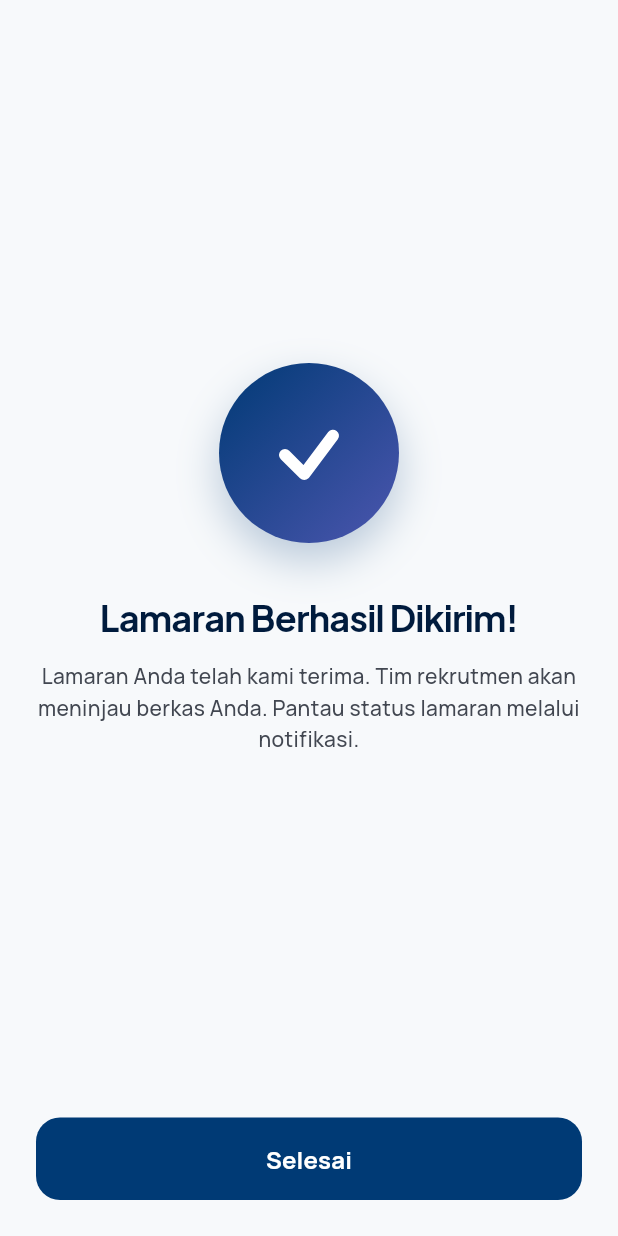
After one commit to AffanShz/Dinus-Career-Center-Mobile, a Flutter app: the JobApplicationSuccessScreen screen opened directly, on a phone screen of 412 x 824 dp. The commit adds this screen. Run offline on Flutter 3.47's test engine with Material 3 defaults, Android fonts, the phone set to English and light mode, and no system bars; our stand-ins replace equatable, file_picker, flutter_bloc, flutter_dotenv, flutter_local_notifications, google_fonts and 5 more; missing offline and left inert: workmanager; accounts and stored records are empty; statements that could not run were skipped.

Commit message:
[AS] feat: menambahkan halaman sukses untuk pelamaran lowongan kerja

```diff
--- a/lib/features/job/screens/job_application_screen.dart
+++ b/lib/features/job/screens/job_application_screen.dart
@@ -4,6 +4,7 @@ import 'package:file_picker/file_picker.dart';
 import 'package:google_fonts/google_fonts.dart';
 import 'package:flutter_bloc/flutter_bloc.dart';
 import '../bloc/job_application_bloc.dart';
+import 'job_application_success_screen.dart';
 
 class JobApplicationScreen extends StatefulWidget {
   final String lowonganId;
@@ -247,8 +248,15 @@ class _JobApplicationScreenState extends State<JobApplicationScreen> {
       child: BlocListener<JobApplicationBloc, JobApplicationState>(
         listener: (context, state) {
           if (state is JobApplicationSuccess) {
-            ScaffoldMessenger.of(context).showSnackBar(SnackBar(content: Text(state.message)));
-            Navigator.pop(context, true);
+            // Signal success to the detail screen (so it can refresh applied
+            // state), then replace this form with the confirmation screen.
+            Navigator.pushReplacement(
+              context,
+              MaterialPageRoute(
+                builder: (_) => const JobApplicationSuccessScreen(),
+              ),
+              result: true,
+            );
           } else if (state is JobApplicationFailure) {
             ScaffoldMessenger.of(context).showSnackBar(SnackBar(content: Text(state.error)));
           }
--- /dev/null
+++ b/lib/features/job/screens/job_application_success_screen.dart
@@ -0,0 +1,211 @@
+import 'dart:math' as math;
+
+import 'package:flutter/material.dart';
+import 'package:dcc_mobile/core/theme/colors.dart';
+import 'package:dcc_mobile/core/theme/text_styles.dart';
+
+/// Full-page confirmation shown after an applicant successfully submits a job
+/// application. Tapping the action button pops back to the previous screen.
+class JobApplicationSuccessScreen extends StatelessWidget {
+  /// Optional position/company label shown in the confirmation message.
+  final String? jobTitle;
+
+  const JobApplicationSuccessScreen({super.key, this.jobTitle});
+
+  @override
+  Widget build(BuildContext context) {
+    return PopScope(
+      // Reaching this screen already means the application succeeded, so a back
+      // gesture should simply return to the previous screen.
+      canPop: true,
+      child: Scaffold(
+        backgroundColor: AppColors.background,
+        body: SafeArea(
+          child: Padding(
+            padding: const EdgeInsets.symmetric(horizontal: 24),
+            child: Column(
+              children: [
+                const Spacer(),
+                const _AnimatedSuccessBadge(),
+                const SizedBox(height: 32),
+                Text(
+                  'Lamaran Berhasil Dikirim!',
+                  textAlign: TextAlign.center,
+                  style: AppTextStyles.headlineLarge,
+                ),
+                const SizedBox(height: 12),
+                Text(
+                  jobTitle == null
+                      ? 'Lamaran Anda telah kami terima. Tim rekrutmen akan meninjau berkas Anda. Pantau status lamaran melalui notifikasi.'
+                      : 'Lamaran Anda untuk "$jobTitle" telah kami terima. Tim rekrutmen akan meninjau berkas Anda. Pantau status lamaran melalui notifikasi.',
+                  textAlign: TextAlign.center,
+                  style: AppTextStyles.bodyMedium.copyWith(
+                    color: AppColors.onSurfaceVariant,
+                    height: 1.5,
+                  ),
+                ),
+                const Spacer(),
+                _buildDoneButton(context),
+                const SizedBox(height: 24),
+              ],
+            ),
+          ),
+        ),
+      ),
+    );
+  }
+
+  Widget _buildDoneButton(BuildContext context) {
+    return SizedBox(
+      width: double.infinity,
+      child: ElevatedButton(
+        onPressed: () => Navigator.pop(context),
+        style: ElevatedButton.styleFrom(
+          backgroundColor: AppColors.primary,
+          padding: const EdgeInsets.symmetric(vertical: 16),
+          shape: RoundedRectangleBorder(
+            borderRadius: BorderRadius.circular(16),
+          ),
+          elevation: 0,
+        ),
+        child: Text(
+          'Selesai',
+          style: AppTextStyles.bodyLarge.copyWith(
+            color: AppColors.white,
+            fontWeight: FontWeight.bold,
+          ),
+        ),
+      ),
+    );
+  }
+}
+
+class _AnimatedSuccessBadge extends StatefulWidget {
+  const _AnimatedSuccessBadge();
+
+  @override
+  State<_AnimatedSuccessBadge> createState() => _AnimatedSuccessBadgeState();
+}
+
+class _AnimatedSuccessBadgeState extends State<_AnimatedSuccessBadge>
+    with SingleTickerProviderStateMixin {
+  late AnimationController _controller;
+  late Animation<double> _scaleAnimation;
+  late Animation<double> _checkAnimation;
+
+  @override
+  void initState() {
+    super.initState();
+    _controller = AnimationController(
+      vsync: this,
+      duration: const Duration(milliseconds: 1200),
+    );
+
+    // 1. Pop (Scale): 0 - 600 ms (0.0 to 0.5)
+    // Starting at 0.001 to prevent singular matrix RenderFlex overflows
+    _scaleAnimation = Tween<double>(begin: 0.001, end: 1.0).animate(
+      CurvedAnimation(
+        parent: _controller,
+        curve: const Interval(0.0, 0.5, curve: Curves.elasticOut),
+      ),
+    );
+
+    // 2. Check Drawing: 600 - 1000 ms (0.5 to 0.833)
+    _checkAnimation = Tween<double>(begin: 0.0, end: 1.0).animate(
+      CurvedAnimation(
+        parent: _controller,
+        curve: const Interval(0.5, 0.833, curve: Curves.easeInOut),
+      ),
+    );
+
+    _controller.forward();
+  }
+
+  @override
+  void dispose() {
+    _controller.dispose();
+    super.dispose();
+  }
+
+  @override
+  Widget build(BuildContext context) {
+    return ScaleTransition(
+      scale: _scaleAnimation,
+      child: Container(
+        width: 120,
+        height: 120,
+        decoration: BoxDecoration(
+          shape: BoxShape.circle,
+          gradient: const LinearGradient(
+            begin: Alignment.topLeft,
+            end: Alignment.bottomRight,
+            colors: [AppColors.primary, AppColors.secondary],
+          ),
+          boxShadow: [
+            BoxShadow(
+              color: AppColors.primary.withValues(alpha: 0.25),
+              blurRadius: 24,
+              offset: const Offset(0, 12),
+            ),
+          ],
+        ),
+        child: Center(
+          child: AnimatedBuilder(
+            animation: _checkAnimation,
+            builder: (context, child) {
+              return CustomPaint(
+                size: const Size(64, 64),
+                painter: _CheckmarkPainter(
+                  progress: _checkAnimation.value,
+                  color: AppColors.white,
+                ),
+              );
+            },
+          ),
+        ),
+      ),
+    );
+  }
+}
+
+class _CheckmarkPainter extends CustomPainter {
+  final double progress;
+  final Color color;
+
+  _CheckmarkPainter({required this.progress, required this.color});
+
+  @override
+  void paint(Canvas canvas, Size size) {
+    if (progress <= 0) return;
+
+    final paint = Paint()
+      ..color = color
+      ..strokeWidth = 8.0
+      ..style = PaintingStyle.stroke
+      ..strokeCap = StrokeCap.round
+      ..strokeJoin = StrokeJoin.round;
+
+    final path = Path();
+
+    // Checkmark coordinates relative to its size
+    final p1 = Offset(size.width * 0.25, size.height * 0.52);
+    final p2 = Offset(size.width * 0.45, size.height * 0.72);
+    final p3 = Offset(size.width * 0.75, size.height * 0.32);
+
+    path.moveTo(p1.dx, p1.dy);
+    path.lineTo(p2.dx, p2.dy);
+    path.lineTo(p3.dx, p3.dy);
+
+    final metrics = path.computeMetrics().toList();
+    if (metrics.isEmpty) return;
+
+    final metric = metrics.first;
+    final extractPath = metric.extractPath(0.0, metric.length * progress);
+    canvas.drawPath(extractPath, paint);
+  }
+
+  @override
+  bool shouldRepaint(_CheckmarkPainter oldDelegate) {
+    return oldDelegate.progress != progress || oldDelegate.color != color;
+  }
+}
```
